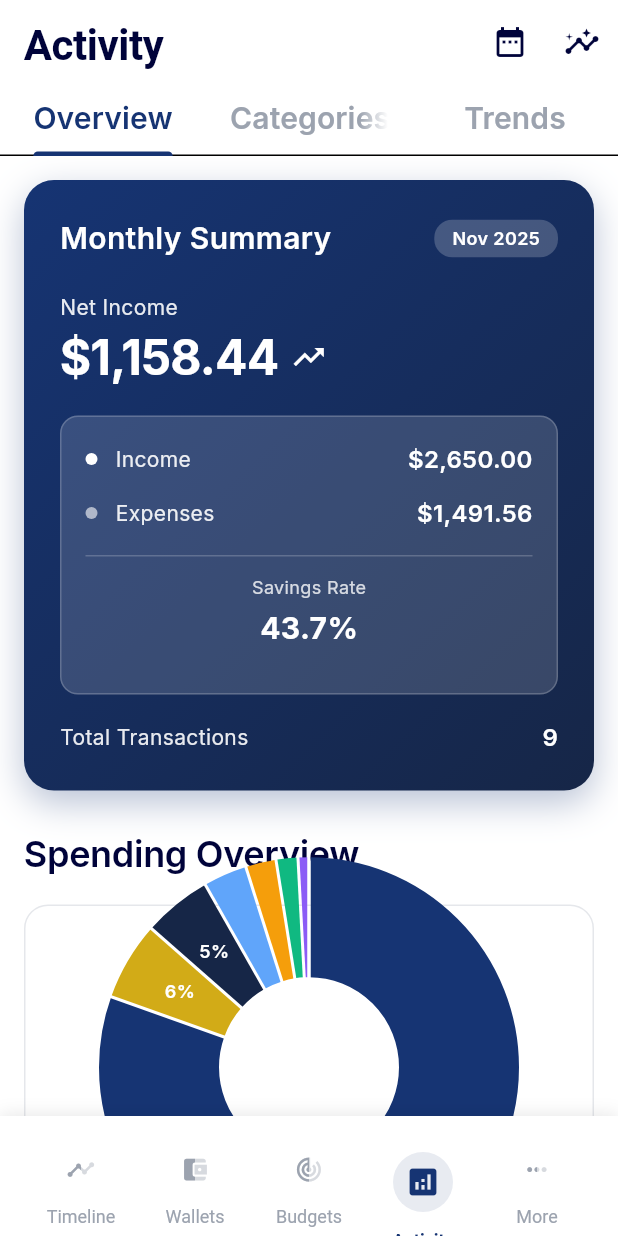
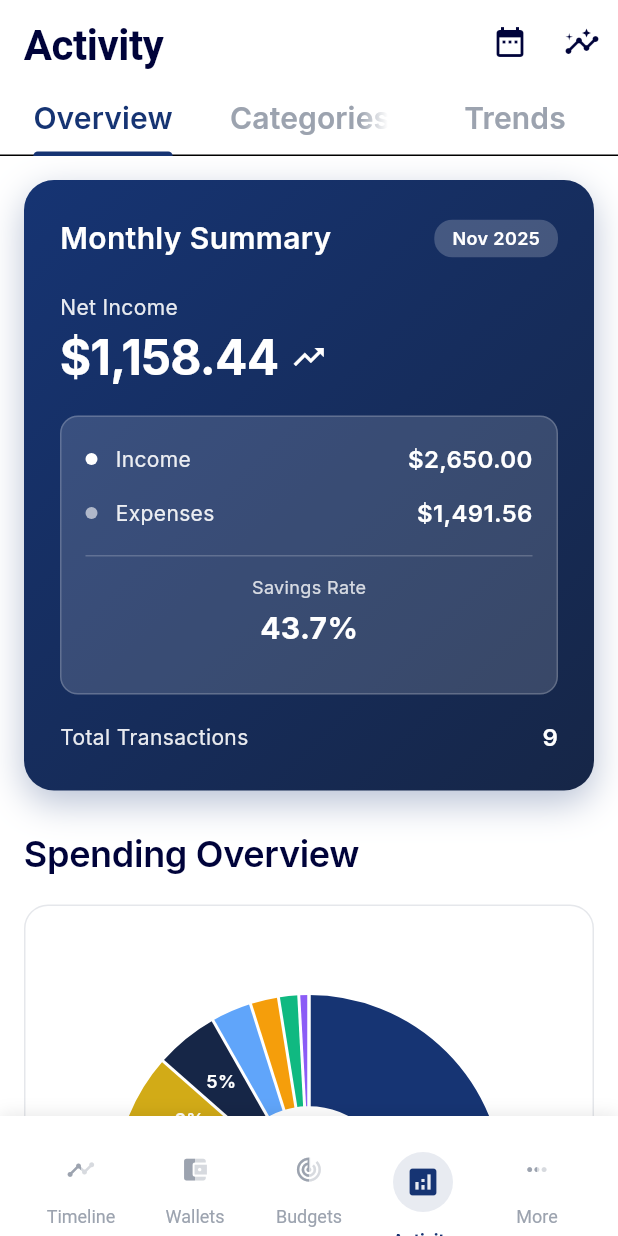
Before and after one commit to Mahdi02710/expenstra, a Flutter app: the screen it shows after launch, swiped to page 4, on a phone screen of 412 x 824 dp. Run offline on Flutter 3.47's test engine with Material 3 defaults, Android fonts, the phone set to English and light mode, and no system bars; drawn by our look-alikes of fl_chart.

Commit message:
Fixed the spending chart overlap in the activity screen.

```diff
--- a/lib/features/activity/widgets/spending_chart.dart
+++ b/lib/features/activity/widgets/spending_chart.dart
@@ -1,3 +1,5 @@
+import 'dart:math' as math;
+
 import 'package:fl_chart/fl_chart.dart';
 import 'package:flutter/material.dart';
 import '../../../core/theme/app_colors.dart';
@@ -14,8 +16,18 @@ class SpendingChart extends StatelessWidget {
       return _buildEmptyChart(context);
     }
 
+    // Use LayoutBuilder to make the chart responsive and avoid fixed-height
+    return LayoutBuilder(
+      builder: (context, constraints) {
+        // Limit height so the chart doesn't take too much space on narrow screens
+        final availableWidth = constraints.maxWidth.isFinite
+            ? constraints.maxWidth
+            : MediaQuery.of(context).size.width;
+        final containerHeight = math.min(300, availableWidth * 0.75).toDouble();
+        final pieRadius = math.max(40, containerHeight * 0.26).toDouble();
+
         return Container(
-      height: 300,
+          height: containerHeight,
           padding: const EdgeInsets.all(20),
           decoration: BoxDecoration(
             color: Theme.of(context).cardColor,
@@ -24,28 +36,37 @@ class SpendingChart extends StatelessWidget {
           ),
           child: Column(
             children: [
-          Expanded(
+              // Constrain PieChart using an AspectRatio so it stays circular
+              AspectRatio(
+                aspectRatio: 1,
                 child: PieChart(
                   PieChartData(
-                sections: _buildPieChartSections(),
-                centerSpaceRadius: 60,
+                    sections: _buildPieChartSections(pieRadius),
+                    centerSpaceRadius: pieRadius * 0.75,
                     sectionsSpace: 2,
                     startDegreeOffset: -90,
                   ),
                 ),
               ),
 
-          const SizedBox(height: 16),
+              const SizedBox(height: 12),
 
+              // Legend can wrap under the chart — using Wrap inside ensures it
+              // will flow to multiple lines rather than overlap neighboring widgets.
               _buildLegend(),
             ],
           ),
         );
+      },
+    );
   }
 
   Widget _buildEmptyChart(BuildContext context) {
+    // Keep empty chart responsive too
+    final width = MediaQuery.of(context).size.width;
+    final height = math.min(300, width * 0.75).toDouble();
     return Container(
-      height: 300,
+      height: height,
       padding: const EdgeInsets.all(20),
       decoration: BoxDecoration(
         color: Theme.of(context).cardColor,
@@ -56,7 +77,7 @@ class SpendingChart extends StatelessWidget {
     );
   }
 
-  List<PieChartSectionData> _buildPieChartSections() {
+  List<PieChartSectionData> _buildPieChartSections([double? radius]) {
     final total = spendingData.values.fold<double>(
       0,
       (sum, value) => sum + value,
@@ -68,7 +89,6 @@ class SpendingChart extends StatelessWidget {
 
     return sortedEntries.asMap().entries.map((entry) {
       final index = entry.key;
-      final category = entry.value.key;
       final amount = entry.value.value;
       final percentage = (amount / total * 100);
 
@@ -76,7 +96,7 @@ class SpendingChart extends StatelessWidget {
         color: AppColors.getChartColor(index),
         value: amount,
         title: percentage > 5 ? '${percentage.toStringAsFixed(0)}%' : '',
-        radius: 80,
+        radius: radius?.clamp(40, 120) ?? 80,
         titleStyle: AppTextStyles.caption.copyWith(
           color: Colors.white,
           fontWeight: FontWeight.w600,
```
Lines whose indentation alone changed are shown as unchanged.
